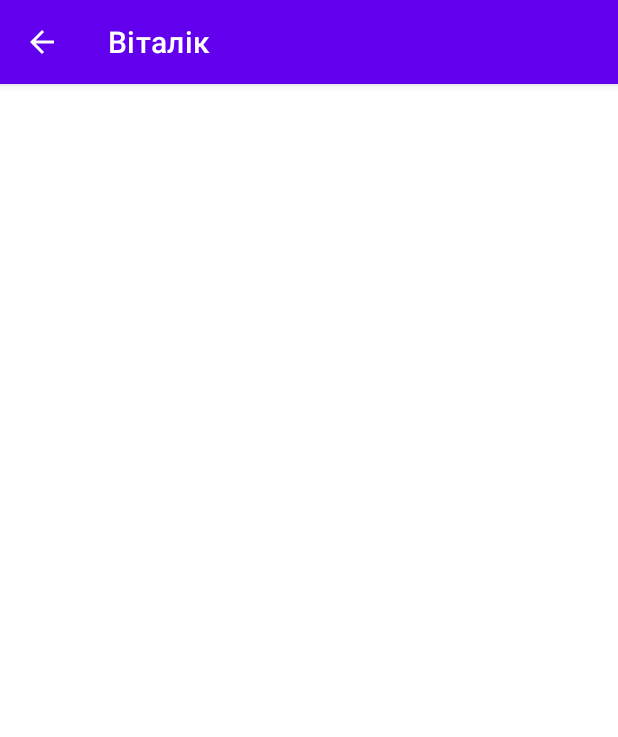
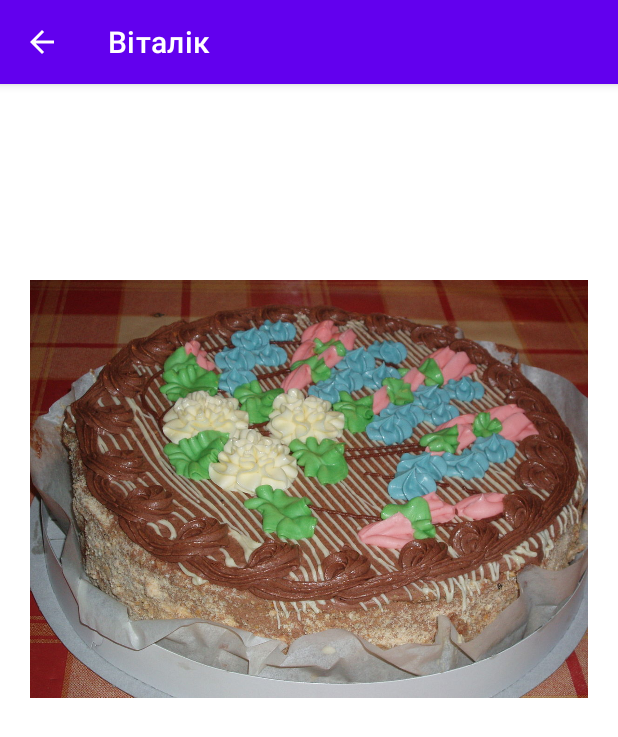
Before and after one commit to YouraSoliar/Vitaliy, an Android app: the SweetsActivity screen opened directly, with no data from a screen before it, on a phone screen of 412 x 824 dp. Shown: the top 737 px of the screen. Run offline under Robolectric (Android 15) with nearby library versions, the phone set to English and light mode, and no system bars.

Commit message:
sweets page

```diff
--- a/app/src/main/java/com/example/vitaliy/SweetsActivity.java
+++ b/app/src/main/java/com/example/vitaliy/SweetsActivity.java
@@ -5,14 +5,79 @@ import androidx.appcompat.app.AppCompatActivity;
 import android.app.ActionBar;
 import android.os.Bundle;
 import android.view.MenuItem;
+import android.view.View;
+import android.widget.ImageView;
+import android.widget.TextView;
 
 public class SweetsActivity extends AppCompatActivity {
+
+    private ImageView imageViewFullSweets;
+    private ImageView imageViewHalfSweets;
+    private ImageView imageViewLastSweets;
+    private ImageView imageViewEmptySweets;
+    private TextView textViewAgain;
 
     @Override
     protected void onCreate(Bundle savedInstanceState) {
         super.onCreate(savedInstanceState);
         setContentView(R.layout.activity_sweet);
         getSupportActionBar().setDisplayHomeAsUpEnabled(true);
+
+        imageViewFullSweets = findViewById(R.id.imageViewFullSweets);
+        imageViewHalfSweets = findViewById(R.id.imageViewHalfSweets);
+        imageViewLastSweets = findViewById(R.id.imageViewLastSweets);
+        imageViewEmptySweets = findViewById(R.id.imageViewEmptySweets);
+        textViewAgain = findViewById(R.id.textViewAgain);
+
+        imageViewFullSweets.setVisibility(View.VISIBLE);
+        imageViewHalfSweets.setVisibility(View.GONE);
+        imageViewLastSweets.setVisibility(View.GONE);
+        imageViewEmptySweets.setVisibility(View.GONE);
+        textViewAgain.setVisibility(View.GONE);
+
+        imageViewFullSweets.setOnClickListener(new View.OnClickListener() {
+            @Override
+            public void onClick(View view) {
+                imageViewFullSweets.setVisibility(View.GONE);
+                imageViewHalfSweets.setVisibility(View.VISIBLE);
+                imageViewLastSweets.setVisibility(View.GONE);
+                imageViewEmptySweets.setVisibility(View.GONE);
+                textViewAgain.setVisibility(View.GONE);
+            }
+        });
+
+        imageViewHalfSweets.setOnClickListener(new View.OnClickListener() {
+            @Override
+            public void onClick(View view) {
+                imageViewFullSweets.setVisibility(View.GONE);
+                imageViewHalfSweets.setVisibility(View.GONE);
+                imageViewLastSweets.setVisibility(View.VISIBLE);
+                imageViewEmptySweets.setVisibility(View.GONE);
+                textViewAgain.setVisibility(View.GONE);
+            }
+        });
+
+        imageViewLastSweets.setOnClickListener(new View.OnClickListener() {
+            @Override
+            public void onClick(View view) {
+                imageViewFullSweets.setVisibility(View.GONE);
+                imageViewHalfSweets.setVisibility(View.GONE);
+                imageViewLastSweets.setVisibility(View.GONE);
+                imageViewEmptySweets.setVisibility(View.VISIBLE);
+                textViewAgain.setVisibility(View.VISIBLE);
+            }
+        });
+
+        textViewAgain.setOnClickListener(new View.OnClickListener() {
+            @Override
+            public void onClick(View view) {
+                imageViewFullSweets.setVisibility(View.VISIBLE);
+                imageViewHalfSweets.setVisibility(View.GONE);
+                imageViewLastSweets.setVisibility(View.GONE);
+                imageViewEmptySweets.setVisibility(View.GONE);
+                textViewAgain.setVisibility(View.GONE);
+            }
+        });
     }
 
     @Override
--- a/app/src/main/res/layout/activity_beer.xml
+++ b/app/src/main/res/layout/activity_beer.xml
@@ -34,7 +34,7 @@
         android:layout_width="match_parent"
         android:layout_height="50dp"
         android:layout_margin="20dp"
-        android:text="One more beer"
+        android:text="One more Beer"
         android:gravity="center"
         android:textSize="30sp"
         android:textStyle="bold"
--- a/app/src/main/res/layout/activity_sweet.xml
+++ b/app/src/main/res/layout/activity_sweet.xml
@@ -7,4 +7,63 @@
     android:background="@color/white"
     tools:context=".SweetsActivity">
 
+    <ImageView
+        android:id="@+id/imageViewFullSweets"
+        android:layout_width="match_parent"
+        android:layout_height="500dp"
+        android:layout_margin="20dp"
+        android:src="@drawable/sweets"
+        android:visibility="visible"
+        app:layout_constraintEnd_toEndOf="parent"
+        app:layout_constraintStart_toStartOf="parent"
+        app:layout_constraintTop_toTopOf="parent" />
+
+    <ImageView
+        android:id="@+id/imageViewHalfSweets"
+        android:layout_width="match_parent"
+        android:layout_height="500dp"
+        android:layout_margin="20dp"
+        android:src="@drawable/sweets_half"
+        android:visibility="gone"
+        app:layout_constraintEnd_toEndOf="parent"
+        app:layout_constraintStart_toStartOf="parent"
+        app:layout_constraintTop_toTopOf="parent" />
+
+    <ImageView
+        android:id="@+id/imageViewLastSweets"
+        android:layout_width="match_parent"
+        android:layout_height="500dp"
+        android:layout_margin="20dp"
+        android:src="@drawable/sweets_last"
+        android:visibility="gone"
+        app:layout_constraintEnd_toEndOf="parent"
+        app:layout_constraintStart_toStartOf="parent"
+        app:layout_constraintTop_toTopOf="parent" />
+
+    <ImageView
+        android:id="@+id/imageViewEmptySweets"
+        android:layout_width="match_parent"
+        android:layout_height="500dp"
+        android:layout_margin="20dp"
+        android:src="@drawable/sweets_empty"
+        android:visibility="gone"
+        app:layout_constraintEnd_toEndOf="parent"
+        app:layout_constraintStart_toStartOf="parent"
+        app:layout_constraintTop_toTopOf="parent" />
+
+    <TextView
+        android:id="@+id/textViewAgain"
+        android:layout_width="match_parent"
+        android:layout_height="50dp"
+        android:layout_margin="20dp"
+        android:text="One more Cake"
+        android:gravity="center"
+        android:textSize="30sp"
+        android:textStyle="bold"
+        android:visibility="gone"
+        android:textColor="@color/black"
+        app:layout_constraintBottom_toBottomOf="parent"
+        app:layout_constraintEnd_toEndOf="parent"
+        app:layout_constraintStart_toStartOf="parent" />
+
 </androidx.constraintlayout.widget.ConstraintLayout>
```
